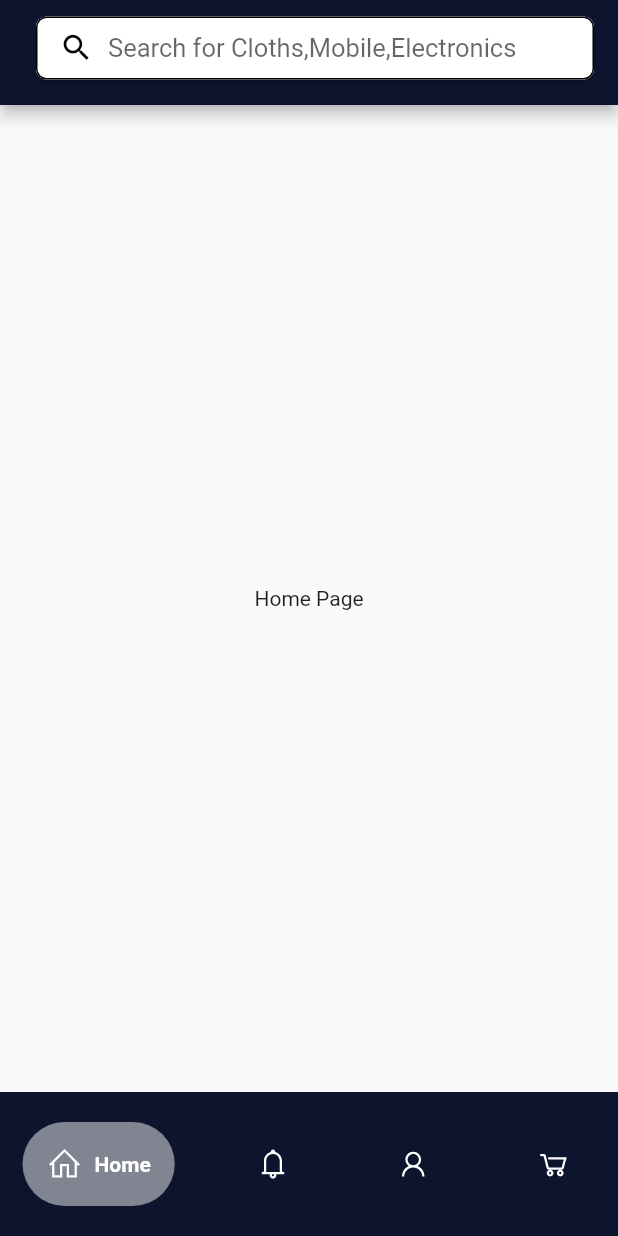
After one commit to GautamSharma05/med, a Flutter app: the ScreenControl screen opened directly, on a phone screen of 412 x 824 dp. The commit adds this screen. Run offline on Flutter 3.47's test engine with Material 2 defaults, Android fonts, the phone set to English and light mode, and no system bars; drawn by our look-alikes of google_nav_bar; our stand-ins replace flutter_riverpod, line_icons; Roboto replaces fonts that are missing (Montserrat).

Commit message:
🎨 Improve Project Structure Put Scrrens into feature Folder ✅  Add Two plugins Google_nav and Lines icons. ✅  Add Account Screen, Screen Control, Home Screen, Cart Screen. ✅  Add Appbar in Commom Folder. ♻️  Delete Colors.dart, textdart

```diff
--- /dev/null
+++ b/lib/common/widget/app_bar.dart
@@ -0,0 +1,73 @@
+import 'package:flutter/material.dart';
+import 'package:med/constant/constants.dart';
+
+class CustomAppbar extends StatelessWidget with PreferredSizeWidget {
+  const CustomAppbar({super.key});
+
+  @override
+  Widget build(BuildContext context) {
+    return AppBar(
+        flexibleSpace: Container(
+          decoration: const BoxDecoration(
+            color: AppColor.themeColor,
+          ),
+        ),
+        title: Row(
+          mainAxisAlignment: MainAxisAlignment.spaceBetween,
+          children: [
+            Expanded(
+              child: Container(
+                height: 42,
+                margin: const EdgeInsets.only(left: 8.0, top: 8.0),
+                child: Material(
+                  borderRadius: BorderRadius.circular(7),
+                  elevation: 1,
+                  child: TextFormField(
+                    decoration: InputDecoration(
+                      prefixIcon: InkWell(
+                        onTap: () {},
+                        child: const Padding(
+                          padding: EdgeInsets.only(
+                            left: 6,
+                          ),
+                          child: Icon(
+                            Icons.search,
+                            color: AppColor.textBlackColor,
+                            size: 23,
+                          ),
+                        ),
+                      ),
+                      filled: true,
+                      fillColor: AppColor.textColor,
+                      contentPadding: const EdgeInsets.only(top: 10),
+                      border: const OutlineInputBorder(
+                        borderRadius: BorderRadius.all(
+                          Radius.circular(7),
+                        ),
+                        borderSide: BorderSide.none,
+                      ),
+                      enabledBorder: const OutlineInputBorder(
+                        borderRadius: BorderRadius.all(
+                          Radius.circular(7),
+                        ),
+                        borderSide: BorderSide(
+                          color: AppColor.textBlackColor,
+                          width: 1,
+                        ),
+                      ),
+                      hintText: AppText.searchHintText,
+                      hintStyle: const TextStyle(
+                        fontSize: 17,
+                      ),
+                    ),
+                  ),
+                ),
+              ),
+            ),
+          ],
+        ));
+  }
+
+  @override
+  Size get preferredSize => const Size.fromHeight(70.0);
+}
--- /dev/null
+++ b/lib/common/widget/bottom_navigation.dart
@@ -0,0 +1,51 @@
+import 'package:flutter/material.dart';
+import 'package:google_nav_bar/google_nav_bar.dart';
+import 'package:line_icons/line_icons.dart';
+import 'package:med/constant/constants.dart';
+
+// ignore: must_be_immutable
+class CustomBottomBar extends StatefulWidget {
+  final PageController controller;
+  int index;
+ CustomBottomBar({super.key, required this.controller,required this.index});
+
+  @override
+  State<CustomBottomBar> createState() => _CustomBottomBarState();
+}
+
+class _CustomBottomBarState extends State<CustomBottomBar> {
+  @override
+  Widget build(BuildContext context) {
+
+
+    return Container(
+      color: AppColor.themeColor,
+      child: Padding(
+        padding: const EdgeInsets.symmetric(horizontal: 15.0, vertical: 20.0),
+        child: GNav(
+          backgroundColor: AppColor.themeColor,
+          tabBackgroundColor: Colors.grey.shade100.withOpacity(0.5),
+          color: AppColor.textColor,
+          activeColor: AppColor.textColor,
+          gap: 8,
+          padding: const EdgeInsets.all(16.0),
+          tabs: const [
+            GButton(icon: LineIcons.home, text: 'Home'),
+
+            GButton(icon: LineIcons.bell, text: 'Notification'),
+            GButton(icon: LineIcons.user, text: 'Account'),
+            GButton(icon: LineIcons.shoppingCart, text: 'Cart'),
+          ],
+          selectedIndex: widget.index,
+          onTabChange: (index) {
+            setState(() {
+              widget.index = index;
+            });
+            widget.controller.jumpToPage(index);
+          },
+
+        ),
+      ),
+    );
+  }
+}
--- a/lib/constant/constants.dart
+++ b/lib/constant/constants.dart
@@ -5,6 +5,7 @@ class AppColor {
   static const textColor = Color(0xffFFFFFF);
   static const textBlackColor = Color(0xff000000);
   static const hintColor = Color(0xffc4c4c4);
+  static const backgroundColorBottomNavBar = Color(0xffD1E5FF);
 }
 
 class AppText {
@@ -25,4 +26,5 @@ class AppText {
       'By continuing, you agree to accept our \nPrivacy Policy & Terms of Service.';
   static const acceptTerm = 'I accept the Terms of Use.';
   static const rememberMe = 'Remember Me';
+  static const searchHintText = 'Search for Cloths,Mobile,Electronics';
 }
--- /dev/null
+++ b/lib/features/screens/accountscreen/account_screen.dart
@@ -0,0 +1,16 @@
+import 'package:flutter/material.dart';
+
+
+class AccountScreen extends StatelessWidget {
+  const AccountScreen({super.key});
+
+  @override
+  Widget build(BuildContext context) {
+    return const Scaffold(
+      body: Center(
+        child: Text('AccountScreen'),
+      ),
+
+    );
+  }
+}
--- /dev/null
+++ b/lib/features/screens/homescreen/home_screen.dart
@@ -0,0 +1,19 @@
+import 'package:flutter/material.dart';
+
+
+class HomeScreen extends StatefulWidget {
+  const HomeScreen({super.key});
+
+  @override
+  State<HomeScreen> createState() => _HomeScreenState();
+}
+
+class _HomeScreenState extends State<HomeScreen> {
+
+  @override
+  Widget build(BuildContext context) {
+    return const Scaffold(
+      body:Center(child: Text('Home Page'),)
+    );
+  }
+}
--- a/lib/screens/loginscreen/loginscreen.dart
+++ b/lib/features/screens/loginscreen/loginscreen.dart
@@ -1,7 +1,7 @@
 import 'package:flutter/material.dart';
 import 'package:med/common/widget/header_widget.dart';
-import 'package:med/screens/loginscreen/widget/loginform.dart';
-import '../../constant/constants.dart';
+import 'package:med/features/screens/loginscreen/widget/loginform.dart';
+import '../../../constant/constants.dart';
 
 class LoginScreen extends StatefulWidget {
   const LoginScreen({Key? key}) : super(key: key);
--- a/lib/screens/loginscreen/repo/login_repo.dart
+++ b/lib/features/screens/loginscreen/repo/login_repo.dart
@@ -1,4 +1,5 @@
 import 'package:flutter/material.dart';
+import 'package:med/features/screens/screens.dart';
 
 class LoginRepo extends ChangeNotifier {
   bool checkValue = false;
@@ -8,7 +9,7 @@ class LoginRepo extends ChangeNotifier {
 
   submitData(context) {
     if (loginKey.currentState!.validate()) {
-      print('Success');
+     Navigator.pushReplacement(context, MaterialPageRoute(builder: (context) => const ScreenControl()));
     }
   }
 }
--- a/lib/screens/signupscreen/widget/signup_button.dart
+++ b/lib/features/screens/loginscreen/widget/login_button.dart
@@ -1,14 +1,15 @@
 import 'package:flutter/material.dart';
 import 'package:flutter_riverpod/flutter_riverpod.dart';
-import 'package:med/constant/constants.dart';
-import '../../../riverpod/riverpod.dart';
+import 'package:med/riverpod/riverpod.dart';
+import '../../../../constant/constants.dart';
 
-class SignUpButton extends ConsumerWidget {
-  const SignUpButton({Key? key}):super(key: key);
+
+class LoginButton extends ConsumerWidget {
+  const LoginButton({Key? key}) : super(key: key);
 
   @override
   Widget build(BuildContext context,WidgetRef ref) {
-    final provider = ref.watch(signUpProvider);
+    final provider = ref.watch(loginProvider);
     return SizedBox(
       width: 327.0,
       height: 48.0,
@@ -16,9 +17,11 @@ class SignUpButton extends ConsumerWidget {
         onPressed: () {
           provider.submitData(context);
         },
-        style: ElevatedButton.styleFrom(shape: const StadiumBorder()),
+        style: ElevatedButton.styleFrom(
+          shape: const StadiumBorder(),
+        ),
         child: const Text(
-          AppText.signUpButtonText,
+          AppText.loginHeadingText,
           style: TextStyle(
             fontSize: 12,
             color: AppColor.textColor,
--- a/lib/screens/loginscreen/widget/loginform.dart
+++ b/lib/features/screens/loginscreen/widget/loginform.dart
@@ -5,9 +5,9 @@ import 'package:flutter_riverpod/flutter_riverpod.dart';
 import 'package:med/common/validation/validation.dart';
 import 'package:med/common/widget/label_text.dart';
 import 'package:med/riverpod/riverpod.dart';
-import 'package:med/screens/loginscreen/widget/login_button.dart';
-import 'package:med/screens/signupscreen/signupscreen.dart';
-import '../../../constant/constants.dart';
+import 'package:med/features/screens/loginscreen/widget/login_button.dart';
+import 'package:med/features/screens/signupscreen/signupscreen.dart';
+import '../../../../constant/constants.dart';
 
 class LoginForm extends ConsumerStatefulWidget {
   const LoginForm({super.key});
@@ -74,8 +74,12 @@ class _LoginFormState extends ConsumerState<LoginForm> {
             Row(
               children: [
                 Checkbox(
-                  value: false,
-                  onChanged: (newValue) {},
+                  value: provider.checkValue,
+                  onChanged: (value) {
+                    setState(() {
+                  provider.checkValue = value ?? false;
+                });
+                  },
                   //  <-- leading Checkbox
                 ),
                 const Text(
--- /dev/null
+++ b/lib/features/screens/screens.dart
@@ -0,0 +1,47 @@
+import 'package:flutter/material.dart';
+import 'package:flutter_riverpod/flutter_riverpod.dart';
+import 'package:med/common/widget/app_bar.dart';
+import 'package:med/common/widget/bottom_navigation.dart';
+import 'package:med/features/screens/accountscreen/account_screen.dart';
+import 'package:med/features/screens/homescreen/home_screen.dart';
+
+class ScreenControl extends ConsumerStatefulWidget {
+  const ScreenControl({
+    super.key,
+  });
+  @override
+  ScreenControlState createState() => ScreenControlState();
+}
+
+class ScreenControlState extends ConsumerState<ScreenControl> {
+  PageController pageController = PageController();
+  int index = 0;
+  List screen = const [
+    HomeScreen(),
+    HomeScreen(),
+    AccountScreen(),
+    AccountScreen()
+  ];
+
+  @override
+  Widget build(BuildContext context) {
+    return SafeArea(
+      child: Scaffold(
+        appBar: const CustomAppbar(),
+        body: PageView.builder(
+            itemCount: 4,
+            controller: pageController,
+            onPageChanged: (page) {
+              setState(() {
+                index = page;
+              });
+            },
+            itemBuilder: (context, position) {
+              return screen[position];
+            }),
+        bottomNavigationBar:
+            CustomBottomBar(controller: pageController, index: index),
+      ),
+    );
+  }
+}
--- a/lib/screens/signupscreen/signupscreen.dart
+++ b/lib/features/screens/signupscreen/signupscreen.dart
@@ -1,7 +1,7 @@
 import 'package:flutter/material.dart';
 import 'package:med/common/widget/header_widget.dart';
 import 'package:med/constant/constants.dart';
-import 'package:med/screens/signupscreen/widget/signup_form.dart';
+import 'package:med/features/screens/signupscreen/widget/signup_form.dart';
 
 class SignUpScreen extends StatelessWidget {
   const SignUpScreen({Key? key}) : super(key: key);
--- a/lib/screens/signupscreen/widget/signup_accept_terms.dart
+++ b/lib/features/screens/signupscreen/widget/signup_accept_terms.dart
@@ -2,7 +2,7 @@ import 'package:flutter/material.dart';
 import 'package:flutter_riverpod/flutter_riverpod.dart';
 import 'package:med/constant/constants.dart';
 
-import '../../../riverpod/riverpod.dart';
+import '../../../../riverpod/riverpod.dart';
 
 class AcceptTermsAndConditions extends StatefulWidget {
   const AcceptTermsAndConditions({super.key});
--- a/lib/screens/loginscreen/widget/login_button.dart
+++ b/lib/features/screens/signupscreen/widget/signup_button.dart
@@ -1,15 +1,14 @@
 import 'package:flutter/material.dart';
 import 'package:flutter_riverpod/flutter_riverpod.dart';
-import 'package:med/riverpod/riverpod.dart';
-import '../../../constant/constants.dart';
+import 'package:med/constant/constants.dart';
+import '../../../../riverpod/riverpod.dart';
 
-
-class LoginButton extends ConsumerWidget {
-  const LoginButton({Key? key}) : super(key: key);
+class SignUpButton extends ConsumerWidget {
+  const SignUpButton({Key? key}):super(key: key);
 
   @override
   Widget build(BuildContext context,WidgetRef ref) {
-    final provider = ref.watch(loginProvider);
+    final provider = ref.watch(signUpProvider);
     return SizedBox(
       width: 327.0,
       height: 48.0,
@@ -17,11 +16,9 @@ class LoginButton extends ConsumerWidget {
         onPressed: () {
           provider.submitData(context);
         },
-        style: ElevatedButton.styleFrom(
-          shape: const StadiumBorder(),
-        ),
+        style: ElevatedButton.styleFrom(shape: const StadiumBorder()),
         child: const Text(
-          AppText.loginHeadingText,
+          AppText.signUpButtonText,
           style: TextStyle(
             fontSize: 12,
             color: AppColor.textColor,
--- a/lib/screens/signupscreen/widget/signup_form.dart
+++ b/lib/features/screens/signupscreen/widget/signup_form.dart
@@ -4,20 +4,19 @@ import 'package:flutter_riverpod/flutter_riverpod.dart';
 import 'package:med/common/validation/validation.dart';
 import 'package:med/common/widget/label_text.dart';
 import 'package:med/constant/constants.dart';
-import 'package:med/screens/signupscreen/widget/signup_accept_terms.dart';
-import 'package:med/screens/signupscreen/widget/signup_button.dart';
+import 'package:med/features/screens/signupscreen/widget/signup_accept_terms.dart';
+import 'package:med/features/screens/signupscreen/widget/signup_button.dart';
 
-import '../../../riverpod/riverpod.dart';
+import '../../../../riverpod/riverpod.dart';
 
 class SignupForm extends ConsumerStatefulWidget {
   const SignupForm({Key? key}) : super(key: key);
 
   @override
-  // ignore: library_private_types_in_public_api
-  _SignupFormState createState() => _SignupFormState();
+  SignupFormState createState() => SignupFormState();
 }
 
-class _SignupFormState extends ConsumerState<SignupForm> {
+class SignupFormState extends ConsumerState<SignupForm> {
   bool _obscureText = true;
 
   void _toggle() {
--- a/lib/main.dart
+++ b/lib/main.dart
@@ -2,7 +2,7 @@ import 'package:flutter/material.dart';
 import 'package:flutter/services.dart';
 import 'package:flutter_riverpod/flutter_riverpod.dart';
 import 'package:med/buil_primary_swatch.dart';
-import 'package:med/screens/loginscreen/loginscreen.dart';
+import 'package:med/features/screens/loginscreen/loginscreen.dart';
 import 'constant/constants.dart';
 
 void main() {
--- a/lib/riverpod/riverpod.dart
+++ b/lib/riverpod/riverpod.dart
@@ -1,12 +1,11 @@
 import 'package:flutter_riverpod/flutter_riverpod.dart';
-import 'package:med/screens/loginscreen/repo/login_repo.dart';
+import 'package:med/features/screens/loginscreen/repo/login_repo.dart';
+import '../features/screens/signupscreen/repo/signup_repo.dart';
 
-import '../screens/signupscreen/repo/signup_repo.dart';
-
-final signUpProvider  = ChangeNotifierProvider<SignUpRepo>((ref){
+final signUpProvider = ChangeNotifierProvider<SignUpRepo>((ref) {
   return SignUpRepo();
 });
 
-final loginProvider = ChangeNotifierProvider<LoginRepo>((ref){
+final loginProvider = ChangeNotifierProvider<LoginRepo>((ref) {
   return LoginRepo();
 });
--- a/pubspec.yaml
+++ b/pubspec.yaml
@@ -17,6 +17,8 @@ dependencies:
   flutter_riverpod:
   flutter_secure_storage:
   flutter_native_splash:
+  google_nav_bar:
+  line_icons:
 
 dev_dependencies:
   flutter_test:
```
Also changed, not shown: lib/constant/colors.dart (added), lib/constant/text.dart (added), lib/features/screens/signupscreen/repo/signup_repo.dart (renamed from lib/screens/signupscreen/repo/signup_repo.dart).
